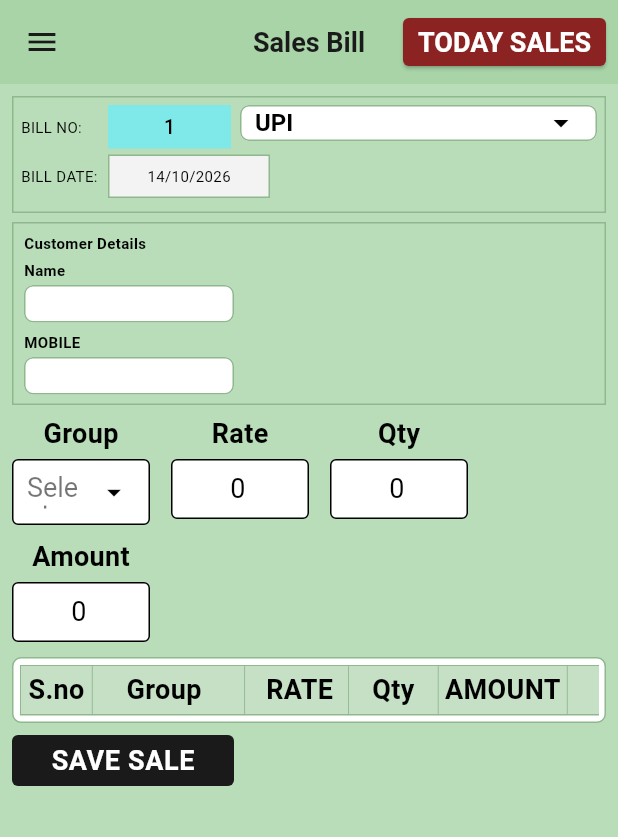
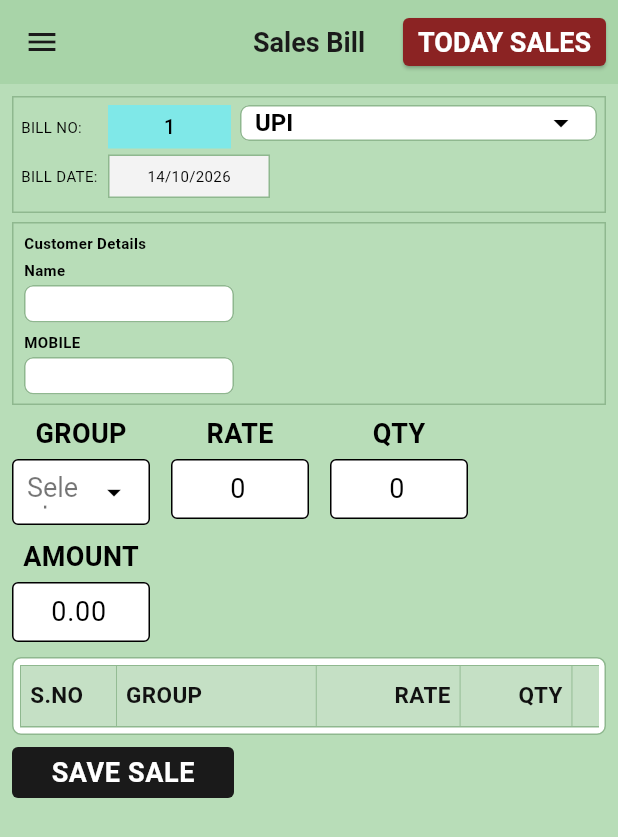
Before and after one commit to Vigneshwari116/surabhi, a Flutter app: the SalesBillScreen screen opened directly, on a phone screen of 412 x 824 dp. Shown: the top 837 px of the screen. Run offline on Flutter 3.47's test engine with Material 3 defaults, Android fonts, the phone set to English and light mode, and no system bars; our stand-ins replace connectivity_plus, pdf, printing, share_plus, shared_preferences, sqflite and 1 more; missing offline and left inert: excel, windows_printer; accounts and stored records are empty; statements that could not run were skipped.

Commit message:
Fix bill print layout, bill grid UI, and sales ledger
- Centralize 66mm thermal layout and compute PDF font from 58mm content width
- Receipt: 32-column table, taxable row amounts, GST lines once, uppercase groups
- Bill screen: readable grid headers, uppercase labels, shared money formatting
- Ledger: distinct group summaries, date-range bill table, GRAND TOTAL column width

Co-authored-by: Vigneshwari116 <Vigneshwari116@users.noreply.github.com>

```diff
--- a/lib/screen/sales_bill_screen.dart
+++ b/lib/screen/sales_bill_screen.dart
@@ -23,6 +23,7 @@ import 'package:surabhi/services/printer_settings_service.dart';
 import 'package:surabhi/services/gst_config_service.dart';
 import 'package:surabhi/services/sync_service.dart';
 import 'package:surabhi/theme/app_theme.dart';
+import 'package:surabhi/utils/money_format.dart';
 import 'package:surabhi/widgets/compact_layout.dart';
 
 class SalesBillScreen extends StatefulWidget {
@@ -66,11 +67,18 @@ class _SalesBillScreenState extends State<SalesBillScreen> {
   static const double _entryBoxWidth = 92;
   static const double _entryBoxHeight = 44;
   static const double _entryLabelSize = 18.0;
-  static const int _flexSno = 40;
-  static const int _flexGroup = 85;
-  static const int _flexRate = 58;
-  static const int _flexQty = 50;
-  static const int _flexAmount = 72;
+  static const int _flexSno = 48;
+  static const int _flexGroup = 100;
+  static const int _flexRate = 72;
+  static const int _flexQty = 56;
+  static const int _flexAmount = 88;
+  static const int _flexLineTotal = 100;
+  static const int _flexCgst = 80;
+  static const int _flexSgst = 80;
+  static const int _flexIgst = 72;
+  static const double _tableRowHeight = 40;
+  static const double _tableHeaderFontSize = 15;
+  static const double _tableCellFontSize = 15;
   static const double _deleteColWidth = 34;
   static const double _desktopBreakpoint = 900;
   static const double _sidebarBreakpoint = 700;
@@ -1022,11 +1030,12 @@ class _SalesBillScreenState extends State<SalesBillScreen> {
   // FORMAT
   // ============================================================
 
-  String _format(double value) {
+  String _formatAmount(double value) => formatMoneyAmount(value);
+
+  String _formatQtyOrPct(double value) {
     if (value == value.roundToDouble()) {
-      return value.toStringAsFixed(0);
-    }
-
+      return value.toInt().toString();
+    }
     return value.toStringAsFixed(2);
   }
 
@@ -1278,9 +1287,9 @@ class _SalesBillScreenState extends State<SalesBillScreen> {
 
   Widget _buildTodaySalesSummary() {
     return CompactAbstractSummary(
-      amountValue: _format(_todayAmount),
-      gstValue: _format(_todayGst),
-      grandTotalValue: _format(_todayGrandTotal),
+      amountValue: _formatAmount(_todayAmount),
+      gstValue: _formatAmount(_todayGst),
+      grandTotalValue: _formatAmount(_todayGrandTotal),
       grandTotalLabel: 'Total sales',
       cardWidth: 130,
     );
@@ -1836,7 +1845,7 @@ class _SalesBillScreenState extends State<SalesBillScreen> {
   // ============================================================
 
   void _updateAmountDisplay() {
-    final text = _format(_currentAmount);
+    final text = _formatAmount(_currentAmount);
     if (_amountController.text != text) {
       _amountController.text = text;
     }
@@ -1933,7 +1942,7 @@ class _SalesBillScreenState extends State<SalesBillScreen> {
       crossAxisAlignment: CrossAxisAlignment.center,
       children: [
         const Text(
-          'Group',
+          'GROUP',
           style: TextStyle(
             fontSize: _entryLabelSize,
             fontWeight: FontWeight.w700,
@@ -2019,7 +2028,7 @@ class _SalesBillScreenState extends State<SalesBillScreen> {
             _buildStackedGroupDropdown(),
             const SizedBox(width: _entryColumnGap),
             _buildStackedEntryField(
-              label: 'Rate',
+              label: 'RATE',
               controller: _rateController,
               focusNode: _rateFocus,
               onChanged: _rateChanged,
@@ -2030,7 +2039,7 @@ class _SalesBillScreenState extends State<SalesBillScreen> {
             ),
             const SizedBox(width: _entryColumnGap),
             _buildStackedEntryField(
-              label: 'Qty',
+              label: 'QTY',
               controller: _qtyController,
               focusNode: _qtyFocus,
               onChanged: _qtyChanged,
@@ -2041,7 +2050,7 @@ class _SalesBillScreenState extends State<SalesBillScreen> {
             ),
             const SizedBox(width: _entryColumnGap),
             _buildStackedEntryField(
-              label: 'Amount',
+              label: 'AMOUNT',
               controller: _amountController,
               readOnly: true,
             ),
@@ -2064,7 +2073,7 @@ class _SalesBillScreenState extends State<SalesBillScreen> {
           children: [
             _buildStackedGroupDropdown(),
             _buildStackedEntryField(
-              label: 'Rate',
+              label: 'RATE',
               controller: _rateController,
               focusNode: _rateFocus,
               onChanged: _rateChanged,
@@ -2074,7 +2083,7 @@ class _SalesBillScreenState extends State<SalesBillScreen> {
               fieldKey: const Key('bill_rate_field'),
             ),
             _buildStackedEntryField(
-              label: 'Qty',
+              label: 'QTY',
               controller: _qtyController,
               focusNode: _qtyFocus,
               onChanged: _qtyChanged,
@@ -2084,7 +2093,7 @@ class _SalesBillScreenState extends State<SalesBillScreen> {
               fieldKey: const Key('bill_qty_field'),
             ),
             _buildStackedEntryField(
-              label: 'Amount',
+              label: 'AMOUNT',
               controller: _amountController,
               readOnly: true,
             ),
@@ -2122,7 +2131,8 @@ class _SalesBillScreenState extends State<SalesBillScreen> {
   // S.NO | RATE | QTY | AMOUNT | Total | CGST % | SGST % | IGST | X
   // ============================================================
 
-  double _tableWidth(bool showTax) => (showTax ? 624 : 480) + 34;
+  double _tableWidth(bool showTax) =>
+      (showTax ? 820 : 620).toDouble() + _deleteColWidth;
 
   Widget _buildItemTableSection({bool mobile = false}) {
     final showTax = _items.isNotEmpty;
@@ -2200,20 +2210,20 @@ class _SalesBillScreenState extends State<SalesBillScreen> {
 
   Widget _buildTableHeader(bool showTax) {
     return Container(
-      height: 32,
+      height: _tableRowHeight,
       color: AppColors.tableHeader,
       child: Row(
         children: [
-          _tableHeaderCell('S.no', 40),
-          _tableHeaderCell('Group', 85),
-          _tableHeaderCell('RATE', 58),
-          _tableHeaderCell('Qty', 50),
-          _tableHeaderCell('AMOUNT', 72),
-          _tableHeaderCell('Total', 95, last: !showTax),
+          _tableHeaderCell('S.NO', _flexSno),
+          _tableHeaderCell('GROUP', _flexGroup),
+          _tableHeaderCell('RATE', _flexRate, alignRight: true),
+          _tableHeaderCell('QTY', _flexQty, alignRight: true),
+          _tableHeaderCell('AMOUNT', _flexAmount, alignRight: true),
+          _tableHeaderCell('TOTAL', _flexLineTotal, alignRight: true, last: !showTax),
           if (showTax) ...[
-            _tableHeaderCell('CGST %', 70),
-            _tableHeaderCell('SGST %', 70),
-            _tableHeaderCell('IGST', 65),
+            _tableHeaderCell('CGST %', _flexCgst, alignRight: true),
+            _tableHeaderCell('SGST %', _flexSgst, alignRight: true),
+            _tableHeaderCell('IGST', _flexIgst, alignRight: true),
           ],
           _tableDeleteHeaderCell(),
         ],
@@ -2221,15 +2231,17 @@ class _SalesBillScreenState extends State<SalesBillScreen> {
     );
   }
 
-  Widget _tableHeaderCell(String text, int flex, {bool last = false}) {
+  Widget _tableHeaderCell(
+    String text,
+    int flex, {
+    bool last = false,
+    bool alignRight = false,
+  }) {
     return Expanded(
       flex: flex,
       child: Container(
-        height: 32,
-        padding: EdgeInsets.only(
-          left: text == 'RATE' ? 6 : 2,
-          right: text == 'Group' ? 8 : 2,
-        ),
+        height: _tableRowHeight,
+        padding: const EdgeInsets.symmetric(horizontal: 6),
         decoration: BoxDecoration(
           border: Border(
             right: last
@@ -2237,16 +2249,18 @@ class _SalesBillScreenState extends State<SalesBillScreen> {
                 : BorderSide(color: AppColors.border, width: 0.6),
           ),
         ),
-        alignment: Alignment.center,
+        alignment:
+            alignRight ? Alignment.centerRight : Alignment.centerLeft,
         child: Text(
           text,
-          maxLines: 1,
-          overflow: TextOverflow.ellipsis,
+          maxLines: 2,
+          softWrap: true,
+          overflow: TextOverflow.visible,
           style: const TextStyle(
-            fontSize: AppTextSizes.tableHeaderText,
+            fontSize: _tableHeaderFontSize,
             fontWeight: FontWeight.bold,
-            height: 1,
-            color: Colors.black,
+            height: 1.1,
+            color: Color(0xFF111111),
           ),
         ),
       ),
@@ -2255,9 +2269,9 @@ class _SalesBillScreenState extends State<SalesBillScreen> {
 
   Widget _tableDeleteHeaderCell() {
     return SizedBox(
-      width: 34,
+      width: _deleteColWidth,
       child: Container(
-        height: 32,
+        height: _tableRowHeight,
         decoration: BoxDecoration(
           border: Border(
             bottom: BorderSide(color: AppColors.border, width: 0.6),
@@ -2368,20 +2382,40 @@ class _SalesBillScreenState extends State<SalesBillScreen> {
         });
       },
       child: Container(
-        height: 34,
+        height: _tableRowHeight,
         color: selected ? const Color(0xFFFFE5A0) : AppColors.background,
         child: Row(
           children: [
-            _tableDataCell('${index + 1}', 40),
-            _tableDataCell(item.particular, 85),
-            _tableDataCell(_format(item.rate), 58),
-            _tableDataCell(_format(item.qty), 50),
-            _tableDataCell(_format(item.amount), 72),
-            _tableDataCell(_format(item.grossAmt), 95, last: !showTax),
+            _tableDataCell('${index + 1}', _flexSno),
+            _tableDataCell(
+              item.particular.trim().toUpperCase(),
+              _flexGroup,
+            ),
+            _tableDataCell(_formatAmount(item.rate), _flexRate, alignRight: true),
+            _tableDataCell(_formatQtyOrPct(item.qty), _flexQty, alignRight: true),
+            _tableDataCell(_formatAmount(item.amount), _flexAmount, alignRight: true),
+            _tableDataCell(
+              _formatAmount(item.grossAmt),
+              _flexLineTotal,
+              alignRight: true,
+              last: !showTax,
+            ),
             if (showTax) ...[
-              _tableDataCell(_format(item.cgstPct), 70),
-              _tableDataCell(_format(item.sgstPct), 70),
-              _tableDataCell(_format(item.igst), 65),
+              _tableDataCell(
+                _formatQtyOrPct(item.cgstPct),
+                _flexCgst,
+                alignRight: true,
+              ),
+              _tableDataCell(
+                _formatQtyOrPct(item.sgstPct),
+                _flexSgst,
+                alignRight: true,
+              ),
+              _tableDataCell(
+                _formatAmount(item.igst),
+                _flexIgst,
+                alignRight: true,
+              ),
             ],
             _buildDeleteCell(index),
           ],
@@ -2392,9 +2426,9 @@ class _SalesBillScreenState extends State<SalesBillScreen> {
 
   Widget _buildDeleteCell(int index) {
     return SizedBox(
-      width: 34,
+      width: _deleteColWidth,
       child: Container(
-        height: 34,
+        height: _tableRowHeight,
         decoration: BoxDecoration(
           border: Border(
             bottom: BorderSide(color: AppColors.border, width: 0.6),
@@ -2415,11 +2449,17 @@ class _SalesBillScreenState extends State<SalesBillScreen> {
   // TABLE DATA CELL
   // ============================================================
 
-  Widget _tableDataCell(String text, int flex, {bool last = false}) {
+  Widget _tableDataCell(
+    String text,
+    int flex, {
+    bool last = false,
+    bool alignRight = false,
+  }) {
     return Expanded(
       flex: flex,
       child: Container(
-        height: 34,
+        height: _tableRowHeight,
+        padding: const EdgeInsets.symmetric(horizontal: 6),
         decoration: BoxDecoration(
           border: Border(
             right: last
@@ -2428,12 +2468,18 @@ class _SalesBillScreenState extends State<SalesBillScreen> {
             bottom: BorderSide(color: AppColors.border, width: 0.6),
           ),
         ),
-        alignment: Alignment.center,
+        alignment:
+            alignRight ? Alignment.centerRight : Alignment.centerLeft,
         child: Text(
           text,
           maxLines: 1,
-          overflow: TextOverflow.ellipsis,
-          style: const TextStyle(fontSize: 10, height: 1),
+          overflow: TextOverflow.visible,
+          style: const TextStyle(
+            fontSize: _tableCellFontSize,
+            fontWeight: FontWeight.w600,
+            height: 1.1,
+            color: Color(0xFF111111),
+          ),
         ),
       ),
     );
@@ -2461,7 +2507,7 @@ class _SalesBillScreenState extends State<SalesBillScreen> {
           Row(
             children: [
               const Text(
-                'Grand Total',
+                'GRAND TOTAL',
                 style: TextStyle(
                   fontSize: AppTextSizes.sectionHeader,
                   fontWeight: FontWeight.w700,
@@ -2470,7 +2516,7 @@ class _SalesBillScreenState extends State<SalesBillScreen> {
               ),
               Expanded(
                 child: Text(
-                  _format(_grandTotal),
+                  _formatAmount(_grandTotal),
                   textAlign: TextAlign.right,
                   overflow: TextOverflow.ellipsis,
                   style: const TextStyle(
--- a/lib/services/ledger_pdf_service.dart
+++ b/lib/services/ledger_pdf_service.dart
@@ -105,7 +105,7 @@ class LedgerPdfService {
               'CARD/UPI',
               'TOTAL',
               'GST',
-              'GRAND TOTAL',
+              'GRAND\nTOTAL',
             ],
             data: [
               for (final entry in entries)
--- /dev/null
+++ b/lib/utils/money_format.dart
@@ -0,0 +1,6 @@
+import 'package:intl/intl.dart';
+
+/// Shared two-decimal amount formatting for bills, ledger, and summaries.
+String formatMoneyAmount(double value) {
+  return NumberFormat('#,##0.00').format(value);
+}
```
Also changed, not shown: lib/db/local_db.dart (+14 -5 lines), lib/repositories/report_repository.dart (+13 -4 lines), lib/screen/sales_ledger_screen.dart (+17 -128 lines), lib/services/bill_print_service.dart (+8 -8 lines), lib/services/receipt_layout.dart (added, +42 -0 lines), lib/services/receipt_service.dart (+58 -25 lines), 5 other files.
